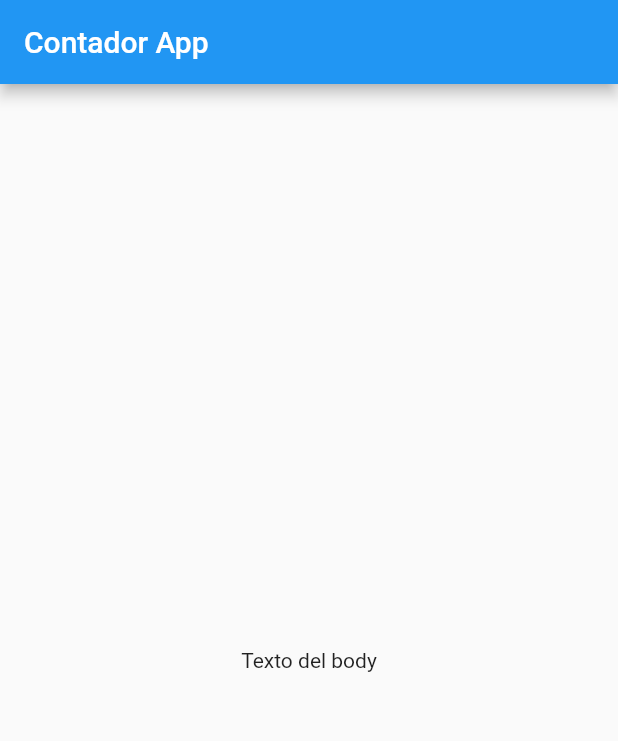
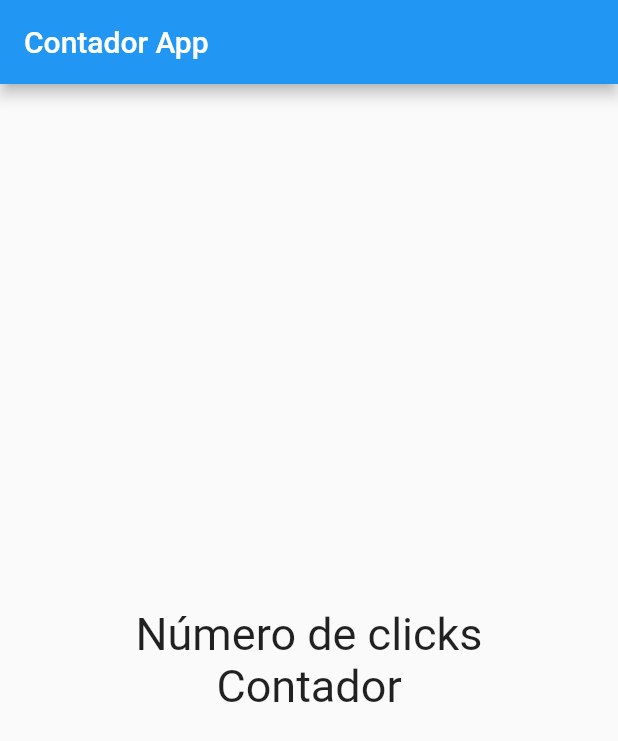
Before and after one commit to DiegoIturra/Flutter-counter-App, a Flutter app: the screen it shows after launch, on a phone screen of 412 x 824 dp. Shown: the top 741 px of the screen. Run offline on Flutter 3.47's test engine with Material 2 defaults, Android fonts, the phone set to English and light mode, and no system bars.

Commit message:
Uso de Column y uso de variables para reutilizar codigo

```diff
--- a/lib/src/pages/home_page.dart
+++ b/lib/src/pages/home_page.dart
@@ -4,13 +4,30 @@ import 'package:flutter/material.dart';
 la App*/
 class HomePage extends StatelessWidget{
 
+  //Crear un Text Style para reutilizar en los widget
+  final estiloTexto = new TextStyle(fontSize: 30);
+
+  /*Un widget solo puede tener un child , para poder
+  ordenarlos en este caso de arriba a abajo , es mejor usar
+  un widget Columns */
   @override
   Widget build(BuildContext context) {
     return Scaffold(
       appBar: AppBar(
         title: Text("Contador App"),
       ),
-      body: Center(child: Text("Texto del body",),),
+      body: Center(
+        //el body corresponde a un Center , el cual centra
+        //al child  el cual es un Column
+        child: Column(
+          //Centra los widget del Column en el centro
+          mainAxisAlignment: MainAxisAlignment.center,
+          children: [
+            Text("Número de clicks",style: estiloTexto),
+            Text("Contador",style: estiloTexto)
+          ],
+        ),
+      )
     );
   }
 }
```
